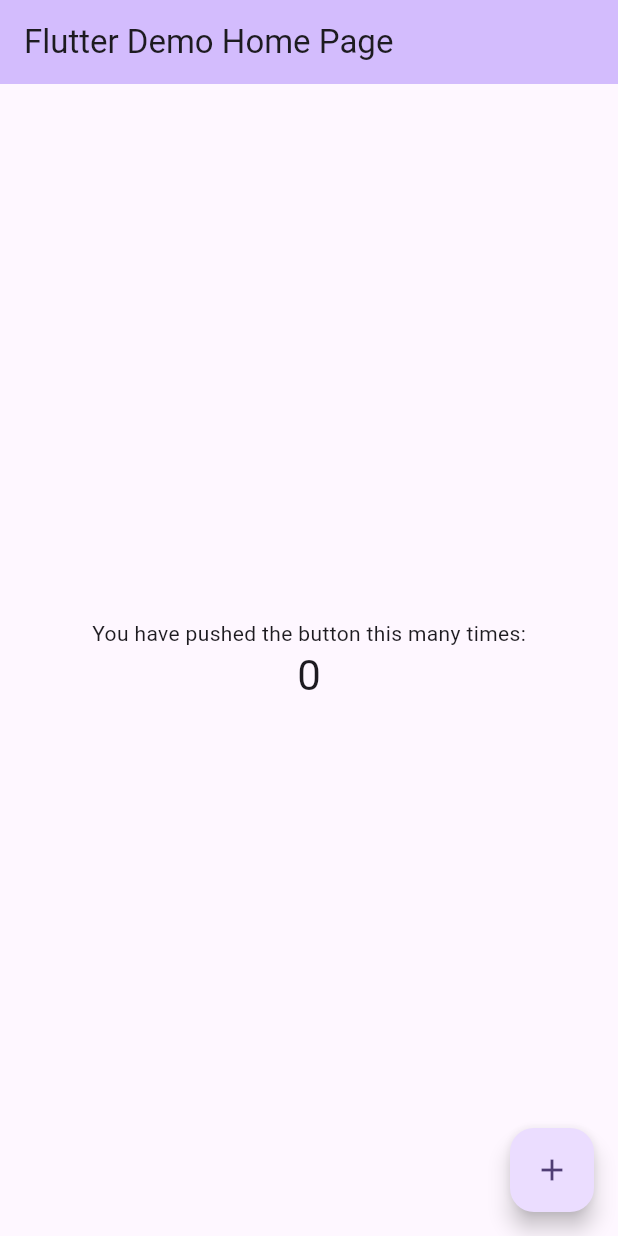
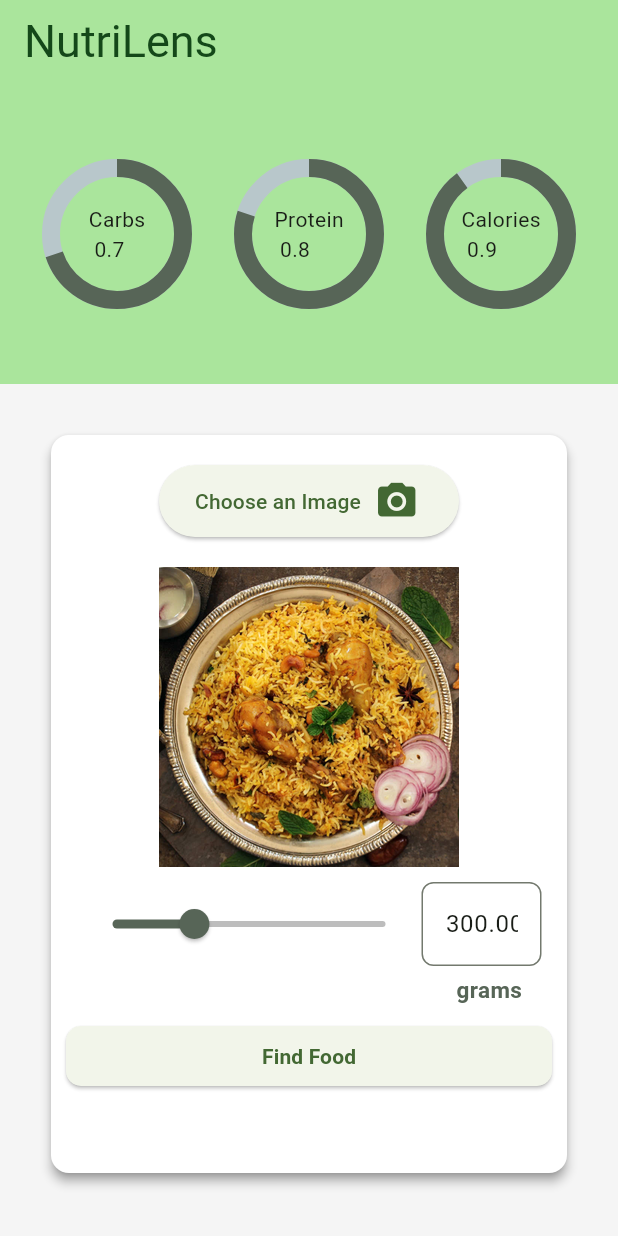
Before and after one commit to jerardh/safe-bite, a Flutter app: the screen it shows after launch, on a phone screen of 412 x 824 dp. Run offline on Flutter 3.47's test engine with Material 3 defaults, Android fonts, the phone set to English and light mode, and no system bars; drawn by our look-alikes of percent_indicator; our stand-ins replace firebase_core, image_picker; accounts and stored records are empty.

Commit message:
Add Home Screen , Firebase Config

```diff
--- a/lib/main.dart
+++ b/lib/main.dart
@@ -1,6 +1,17 @@
 import 'package:flutter/material.dart';
+import 'package:safebite/firebase_options.dart';
+import 'package:safebite/screens/home/components/Heading.dart';
+import 'package:safebite/screens/home/home.dart';
+import 'package:safebite/util/util.dart';
+import 'package:safebite/util/appColor.dart';
+import 'package:firebase_core/firebase_core.dart';
 
-void main() {
+void main() async {
+  WidgetsFlutterBinding.ensureInitialized();
+  await Firebase.initializeApp(
+    options: DefaultFirebaseOptions
+        .currentPlatform, // Add this if using firebase_options.dart
+  );
   runApp(const MyApp());
 }
 
@@ -13,113 +24,13 @@ class MyApp extends StatelessWidget {
     return MaterialApp(
       title: 'Flutter Demo',
       theme: ThemeData(
-        // This is the theme of your application.
-        //
-        // TRY THIS: Try running your application with "flutter run". You'll see
-        // the application has a purple toolbar. Then, without quitting the app,
-        // try changing the seedColor in the colorScheme below to Colors.green
-        // and then invoke "hot reload" (save your changes or press the "hot
-        // reload" button in a Flutter-supported IDE, or press "r" if you used
-        // the command line to start the app).
-        //
-        // Notice that the counter didn't reset back to zero; the application
-        // state is not lost during the reload. To reset the state, use hot
-        // restart instead.
-        //
-        // This works for code too, not just values: Most code changes can be
-        // tested with just a hot reload.
-        colorScheme: ColorScheme.fromSeed(seedColor: Colors.deepPurple),
-        useMaterial3: true,
-      ),
-      home: const MyHomePage(title: 'Flutter Demo Home Page'),
+          colorScheme: ColorScheme.fromSeed(
+              seedColor: Color.fromARGB(255, 129, 250, 82)),
+          useMaterial3: true,
+          scaffoldBackgroundColor: AppColor.background),
+      home: Scaffold(
+          appBar: AppBar(title: Heading(), backgroundColor: AppColor.primary),
+          body: Home()),
     );
   }
 }
-
-class MyHomePage extends StatefulWidget {
-  const MyHomePage({super.key, required this.title});
-
-  // This widget is the home page of your application. It is stateful, meaning
-  // that it has a State object (defined below) that contains fields that affect
-  // how it looks.
-
-  // This class is the configuration for the state. It holds the values (in this
-  // case the title) provided by the parent (in this case the App widget) and
-  // used by the build method of the State. Fields in a Widget subclass are
-  // always marked "final".
-
-  final String title;
-
-  @override
-  State<MyHomePage> createState() => _MyHomePageState();
-}
-
-class _MyHomePageState extends State<MyHomePage> {
-  int _counter = 0;
-
-  void _incrementCounter() {
-    setState(() {
-      // This call to setState tells the Flutter framework that something has
-      // changed in this State, which causes it to rerun the build method below
-      // so that the display can reflect the updated values. If we changed
-      // _counter without calling setState(), then the build method would not be
-      // called again, and so nothing would appear to happen.
-      _counter++;
-    });
-  }
-
-  @override
-  Widget build(BuildContext context) {
-    // This method is rerun every time setState is called, for instance as done
-    // by the _incrementCounter method above.
-    //
-    // The Flutter framework has been optimized to make rerunning build methods
-    // fast, so that you can just rebuild anything that needs updating rather
-    // than having to individually change instances of widgets.
-    return Scaffold(
-      appBar: AppBar(
-        // TRY THIS: Try changing the color here to a specific color (to
-        // Colors.amber, perhaps?) and trigger a hot reload to see the AppBar
-        // change color while the other colors stay the same.
-        backgroundColor: Theme.of(context).colorScheme.inversePrimary,
-        // Here we take the value from the MyHomePage object that was created by
-        // the App.build method, and use it to set our appbar title.
-        title: Text(widget.title),
-      ),
-      body: Center(
-        // Center is a layout widget. It takes a single child and positions it
-        // in the middle of the parent.
-        child: Column(
-          // Column is also a layout widget. It takes a list of children and
-          // arranges them vertically. By default, it sizes itself to fit its
-          // children horizontally, and tries to be as tall as its parent.
-          //
-          // Column has various properties to control how it sizes itself and
-          // how it positions its children. Here we use mainAxisAlignment to
-          // center the children vertically; the main axis here is the vertical
-          // axis because Columns are vertical (the cross axis would be
-          // horizontal).
-          //
-          // TRY THIS: Invoke "debug painting" (choose the "Toggle Debug Paint"
-          // action in the IDE, or press "p" in the console), to see the
-          // wireframe for each widget.
-          mainAxisAlignment: MainAxisAlignment.center,
-          children: <Widget>[
-            const Text(
-              'You have pushed the button this many times:',
-            ),
-            Text(
-              '$_counter',
-              style: Theme.of(context).textTheme.headlineMedium,
-            ),
-          ],
-        ),
-      ),
-      floatingActionButton: FloatingActionButton(
-        onPressed: _incrementCounter,
-        tooltip: 'Increment',
-        child: const Icon(Icons.add),
-      ), // This trailing comma makes auto-formatting nicer for build methods.
-    );
-  }
-}
--- /dev/null
+++ b/lib/screens/home/components/CalorieInfo.dart
@@ -0,0 +1,45 @@
+import 'package:flutter/material.dart';
+import 'package:percent_indicator/circular_percent_indicator.dart';
+import 'package:safebite/util/appColor.dart';
+
+class Calorieinfo extends StatefulWidget {
+  @override
+  State<StatefulWidget> createState() {
+    return CalorieInfoState();
+  }
+}
+
+class CalorieInfoState extends State<Calorieinfo> {
+  var carbs = 0.7, protein = 0.8, calories = 0.9;
+  var radius = 50.0, linewidth = 12.0;
+  @override
+  Widget build(BuildContext context) {
+    return Container(
+        color: AppColor.primary,
+        child: SizedBox(
+            child: Row(
+          mainAxisAlignment: MainAxisAlignment.spaceEvenly,
+          children: [
+            CircularPercentIndicator(
+              radius: radius,
+              lineWidth: linewidth,
+              percent: carbs,
+              center: Text("Carbs\n " + carbs.toString()),
+              progressColor: AppColor.primaryDarker,
+            ),
+            CircularPercentIndicator(
+                radius: radius,
+                lineWidth: linewidth,
+                percent: protein,
+                center: Text("Protein\n " + protein.toString()),
+                progressColor: AppColor.primaryDarker),
+            CircularPercentIndicator(
+                radius: radius,
+                lineWidth: linewidth,
+                percent: calories,
+                center: Text("Calories\n " + calories.toString()),
+                progressColor: AppColor.primaryDarker)
+          ],
+        )));
+  }
+}
--- /dev/null
+++ b/lib/screens/home/components/Heading.dart
@@ -0,0 +1,15 @@
+import 'package:safebite/util/AppColor.dart';
+import 'package:flutter/material.dart';
+import 'package:flutter/widgets.dart';
+import 'package:safebite/util/AppText.dart';
+
+class Heading extends StatelessWidget {
+  @override
+  Widget build(BuildContext context) {
+    return Text(
+      AppText.title,
+      style:
+          TextStyle(color: AppColor.textPrimary, fontSize: AppText.primarySize),
+    );
+  }
+}
--- /dev/null
+++ b/lib/screens/home/components/ImageQuantity.dart
@@ -0,0 +1,60 @@
+import 'package:safebite/util/AppColor.dart';
+import 'package:safebite/util/AppText.dart';
+import 'package:flutter/material.dart';
+
+class ImageQunatity extends StatefulWidget {
+  @override
+  State<StatefulWidget> createState() {
+    return ImageQuantityState();
+  }
+}
+
+class ImageQuantityState extends State<ImageQunatity> {
+  var _quantity = 0.3; //300 grams as initial value
+  TextEditingController _controller = TextEditingController(text: "300.00");
+  @override
+  Widget build(BuildContext context) {
+    return (Column(crossAxisAlignment: CrossAxisAlignment.end, children: [
+      Row(
+          crossAxisAlignment: CrossAxisAlignment.center,
+          mainAxisAlignment: MainAxisAlignment.center,
+          children: [
+            SizedBox(
+                width: 230,
+                child: Slider(
+                  value: _quantity,
+                  activeColor: AppColor.primaryDarker,
+                  inactiveColor: AppColor.divider,
+                  onChanged: (double value) {
+                    setState(() {
+                      _quantity = value;
+                      _controller.text = (_quantity * 1000).toStringAsFixed(2);
+                    });
+                  },
+                )),
+            SizedBox(
+                width: 80,
+                child: TextField(
+                    controller: _controller,
+                    onChanged: (String value) {
+                      setState(() {
+                        _quantity = double.parse(value) / 1000;
+                      });
+                    },
+                    maxLength: 6,
+                    keyboardType: TextInputType.number,
+                    decoration: InputDecoration(
+                        counterText: "",
+                        border: OutlineInputBorder(
+                            borderRadius: BorderRadius.circular(8)))))
+          ]),
+      Container(
+          child: Text("grams",
+              style: TextStyle(
+                  fontSize: AppText.secondarysize,
+                  color: AppColor.primaryDarker,
+                  fontWeight: FontWeight.bold)),
+          margin: EdgeInsets.only(right: 30, top: 5))
+    ]));
+  }
+}
--- /dev/null
+++ b/lib/screens/home/components/customButton.dart
@@ -0,0 +1,18 @@
+import 'package:flutter/material.dart';
+
+class Custombutton extends StatelessWidget {
+  @override
+  Widget build(BuildContext context) {
+    return SizedBox(
+      child: Row(
+        mainAxisAlignment: MainAxisAlignment.center,
+        children: [
+          Text("Choose an Image"),
+          IconButton(
+              onPressed: () => {}, icon: Icon(Icons.camera_alt), iconSize: 30)
+        ],
+      ),
+      width: 200,
+    );
+  }
+}
--- /dev/null
+++ b/lib/screens/home/components/imagepick.dart
@@ -0,0 +1,64 @@
+
+import 'package:safebite/screens/home/components/customButton.dart';
+import 'package:safebite/screens/home/components/uploadButton.dart';
+import 'package:safebite/util/appColor.dart';
+import 'package:flutter/material.dart';
+import 'package:image_picker/image_picker.dart';
+import 'dart:io';
+
+import 'package:safebite/screens/home/components/ImageQuantity.dart';
+
+class ImagePick extends StatefulWidget {
+  @override
+  State<ImagePick> createState() {
+    return ImagePickState();
+  }
+}
+
+class ImagePickState extends State<ImagePick> {
+  Image _img = Image.asset('assets/images/bir.png', height: 200, width: 200);
+  String _hasImage = "False";
+  @override
+  Widget build(BuildContext context) {
+    return (Padding(
+        padding: EdgeInsets.all(30),
+        child: SizedBox(
+            height: 500,
+            width: double.infinity,
+            child: Card(
+                elevation: 3,
+                shadowColor: AppColor.textSecondary,
+                color: Colors.white,
+                child: Column(
+                  mainAxisAlignment: MainAxisAlignment.start,
+                  crossAxisAlignment: CrossAxisAlignment.center,
+                  children: [
+                    SizedBox(height: 20),
+                    SizedBox(
+                        width: 200,
+                        child: ElevatedButton(
+                            onPressed: () => {getImage()},
+                            child: Custombutton())),
+                    SizedBox(height: 20),
+                    _img,
+                    SizedBox(height: 10),
+                    ImageQunatity(),
+                    UploadButton()
+                  ],
+                )))));
+  }
+
+  void getImage() async {
+    ImagePicker imagePicker = ImagePicker();
+    XFile? image = await imagePicker.pickImage(source: ImageSource.camera);
+    if (image != null) {
+      setState(() {
+        _img = Image.file(File(image.path),
+            width: 200,
+            height:
+                200); //creating Image Object using path in XFile;Xfile-->File-->Image
+        _hasImage = "True";
+      });
+    }
+  }
+}
--- /dev/null
+++ b/lib/screens/home/components/uploadButton.dart
@@ -0,0 +1,18 @@
+import 'package:flutter/material.dart';
+
+class UploadButton extends StatelessWidget {
+  @override
+  Widget build(BuildContext context) {
+    return Padding(
+        padding: EdgeInsets.all(10),
+        child: SizedBox(
+            child: ElevatedButton(
+                child: Text("Find Food",
+                    style: TextStyle(fontWeight: FontWeight.w700)),
+                onPressed: () => {},
+                style: ElevatedButton.styleFrom(
+                    shape: RoundedRectangleBorder(
+                        borderRadius: BorderRadius.all(Radius.circular(10))))),
+            width: double.infinity));
+  }
+}
--- /dev/null
+++ b/lib/screens/home/home.dart
@@ -0,0 +1,25 @@
+import 'package:flutter/widgets.dart';
+import 'package:safebite/screens/home/components/CalorieInfo.dart';
+import 'package:safebite/screens/home/components/imagepick.dart' as picker;
+
+class Home extends StatefulWidget {
+  @override
+  State<Home> createState() {
+    return HomeState();
+  }
+}
+
+class HomeState extends State<Home> {
+  @override
+  Widget build(BuildContext context) {
+    return SingleChildScrollView(
+      child: Column(
+          crossAxisAlignment: CrossAxisAlignment.start,
+          mainAxisAlignment: MainAxisAlignment.start,
+          children: [
+            SizedBox(child: Calorieinfo(), height: 200),
+            picker.ImagePick()
+          ]),
+    );
+  }
+}
--- /dev/null
+++ b/lib/util/AppText.dart
@@ -0,0 +1,5 @@
+class AppText {
+  static const title = "NutriLens";
+  static const double primarySize = 30;
+  static const double secondarysize = 15;
+}
--- /dev/null
+++ b/lib/util/appColor.dart
@@ -0,0 +1,22 @@
+import 'package:flutter/material.dart';
+
+class AppColor {
+  // Primary colors
+  static const Color primary = Color(0xFFAAE59C);
+  static const Color primaryDark = Color(0xFF7FC780);
+  static const Color primaryDarker = Color.fromARGB(255, 87, 101, 87);
+
+  // Secondary colors
+  static const Color secondary = Color(0xFFFFA000); // Example amber
+  static const Color secondaryLight = Color(0xFFFFD149);
+  static const Color secondaryDark = Color(0xFFC67100);
+
+  // Neutral colors
+  static const Color background = Color(0xFFF5F5F5);
+  static const Color surface = Color(0xFFFFFFFF);
+  static const Color divider = Color(0xFFBDBDBD);
+
+  // Text colors
+  static const Color textPrimary = Color.fromARGB(255, 20, 72, 25);
+  static const Color textSecondary = Color(0xFF757575);
+}
--- /dev/null
+++ b/lib/util/util.dart
@@ -0,0 +1,3 @@
+class Util {
+  static const title = "Safe Bite";
+}
```
Also changed, not shown: pubspec.yaml (+8 -3 lines), assets/images/app-image.png (added), assets/images/bir.png (added), assets/images/logo.png (added), firebase.json (added), lib/firebase_options.dart (added), pubspec.lock, 8 other files.
